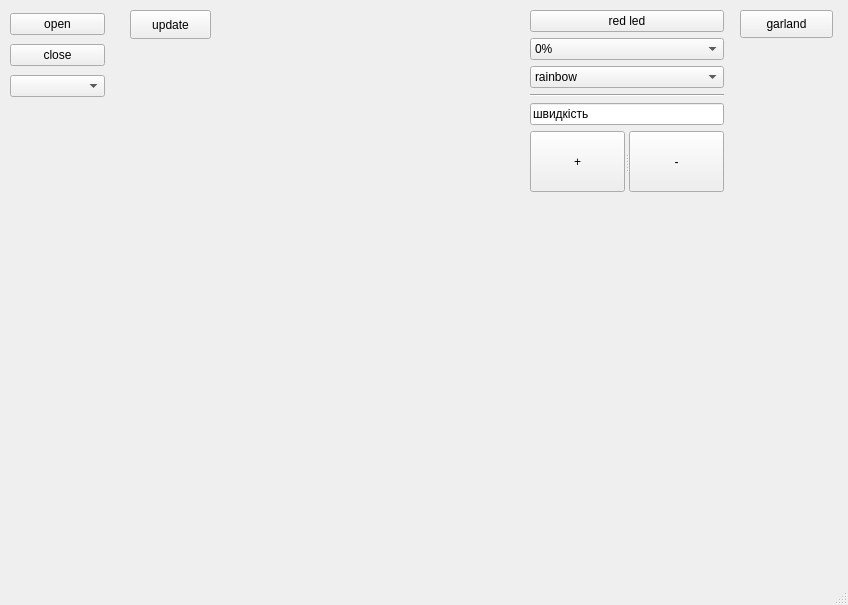
Before: the Qt Designer form keeMASH.ui in buhtanback/KeeMASH, drawn with Qt 5.
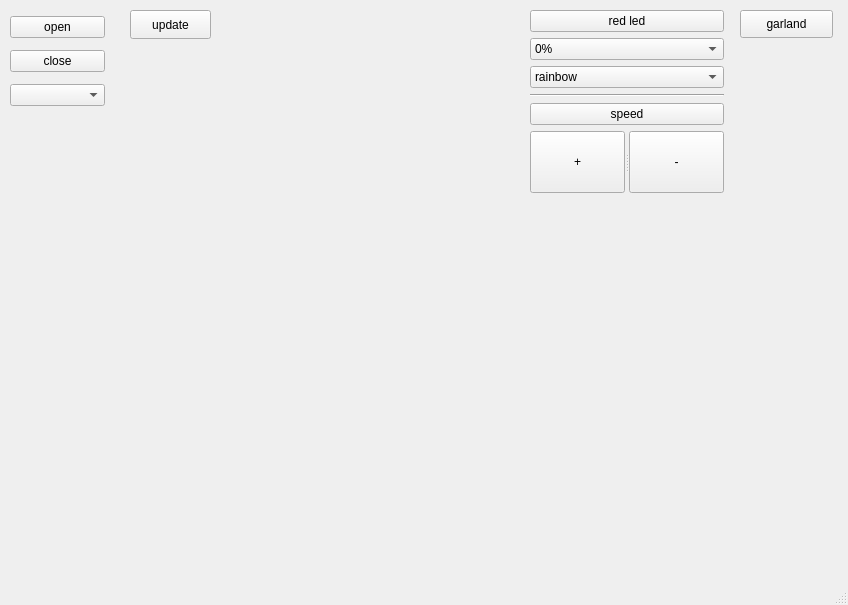
After: the same form once the commit is applied.

Commit message: fix speed red_led feedback

What changed in the file:
```diff
--- a/keeMASH.ui
+++ b/keeMASH.ui
@@ -33,7 +33,7 @@
       <x>10</x>
       <y>10</y>
       <width>95</width>
-      <height>91</height>
+      <height>102</height>
      </rect>
     </property>
     <layout class="QVBoxLayout" name="verticalLayout">
@@ -62,7 +62,7 @@
       <x>530</x>
       <y>10</y>
       <width>194</width>
-      <height>182</height>
+      <height>183</height>
      </rect>
     </property>
     <layout class="QVBoxLayout" name="verticalLayout_2">
@@ -194,9 +194,9 @@
       </widget>
      </item>
      <item>
-      <widget class="QLineEdit" name="lineEdit">
+      <widget class="QPushButton" name="pushButton">
        <property name="text">
-        <string>швидкість</string>
+        <string>speed</string>
        </property>
       </widget>
      </item>
```
The commit also changes 1 other file.
